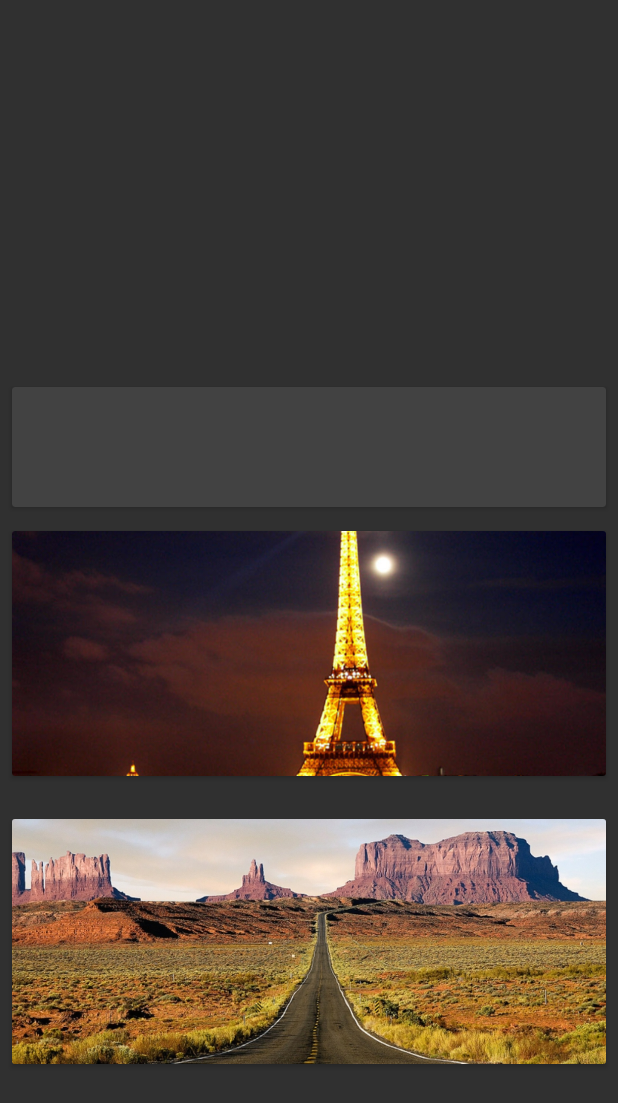
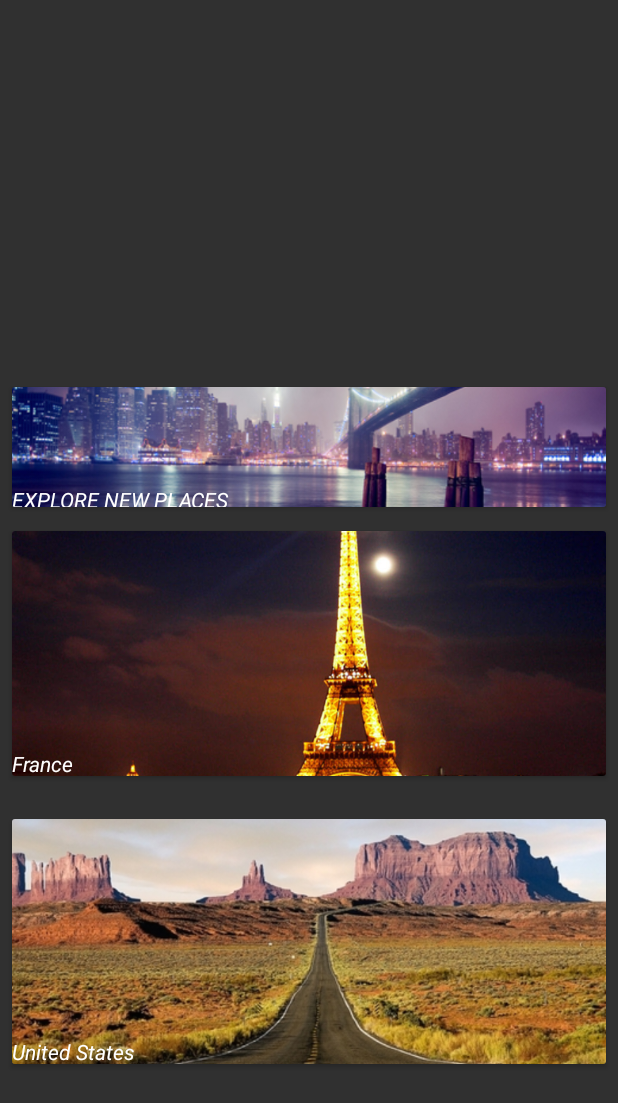
Before and after one commit to AlecksJohanssen/AlecksAssignment, an Android app: the fragment RecyclerViewFragment shown on its own in the app's theme, on a phone screen of 412 x 824 dp. Shown: the top 1103 px of the screen. Run offline under Robolectric (Android 15) with nearby library versions, the phone set to English and light mode, and no system bars; libraries missing offline, so code that uses them is left out: com.github.florent37.materialviewpager; 1 statement that could not run was skipped.

```diff
--- a/app/build.gradle
+++ b/app/build.gradle
@@ -43,4 +43,6 @@ dependencies {
     }
     compile 'com.github.ksoichiro:android-observablescrollview'
     compile 'com.google.code.gson:gson:2.2.+'
+    compile 'com.jakewharton:butterknife:8.0.1'
+
 }
--- a/app/src/main/java/com/example/alecksjohansson/Assignment/BookingFragment.java
+++ b/app/src/main/java/com/example/alecksjohansson/Assignment/BookingFragment.java
@@ -106,7 +106,7 @@ public class BookingFragment extends Fragment implements DatePickerDialog.OnDate
                 now.get(Calendar.MONTH),
                 now.get(Calendar.DAY_OF_MONTH)
         );
-        dpd.setThemeDark(false);
+        dpd.setThemeDark(true);
         dpd.setAccentColor(R.color.purple);
         dpd.show(getActivity().getFragmentManager(), "Datepickerdialog");
         dpd.setStartTitle("From");
--- a/app/src/main/java/com/example/alecksjohansson/Assignment/DatabaseHelper.java
+++ b/app/src/main/java/com/example/alecksjohansson/Assignment/DatabaseHelper.java
@@ -22,7 +22,7 @@ import java.util.List;
 
 public class DatabaseHelper {
 
-    private static final String COLORS_FILE_NAME = "colors.json";
+    private static final String COLORS_FILE_NAME = "places.json";
 
     private static List<DataWrapper> sDataWrapper = new ArrayList<>();
 
--- a/app/src/main/java/com/example/alecksjohansson/Assignment/MainActivity.java
+++ b/app/src/main/java/com/example/alecksjohansson/Assignment/MainActivity.java
@@ -8,8 +8,6 @@ import android.support.v7.app.AppCompatActivity;
 import android.os.Bundle;
 
 public class MainActivity extends AppCompatActivity {
-    private ViewPager mViewPager;
-
     @Override
     protected void onCreate(Bundle savedInstanceState) {
         super.onCreate(savedInstanceState);
--- a/app/src/main/res/layout/list_big.xml
+++ b/app/src/main/res/layout/list_big.xml
@@ -21,6 +21,13 @@
             android:layout_height="match_parent"
             android:src="@drawable/header"
             android:scaleType="centerCrop"/>
+        <TextView
+            android:layout_width="match_parent"
+            android:layout_height="wrap_content"
+            android:text="France"
+            android:textColor="#FFFF"
+            android:textStyle="italic"
+            android:layout_marginTop="145dp"/>
     </android.support.v7.widget.CardView>
 
 
@@ -41,6 +48,13 @@
             android:layout_height="match_parent"
             android:src="@drawable/wallpaper_2"
             android:scaleType="centerCrop"/>
+        <TextView
+            android:layout_width="match_parent"
+            android:layout_height="wrap_content"
+            android:text="United States"
+            android:textColor="#FFFF"
+            android:textStyle="italic"
+            android:layout_marginTop="145dp"/>
     </android.support.v7.widget.CardView>
 
 </FrameLayout>
--- a/app/src/main/res/layout/list_small.xml
+++ b/app/src/main/res/layout/list_small.xml
@@ -15,7 +15,19 @@
         android:layout_marginRight="@dimen/cardMarginHorizontal"
         android:layout_marginTop="@dimen/cardMarginVertical"
         app:cardPreventCornerOverlap="false"
-        app:contentPadding="0dp">
-
+        app:contentPadding="0dp"
+        >
+    <ImageView
+        android:layout_width="match_parent"
+        android:layout_height="match_parent"
+        android:src="@drawable/wallpaper3"
+        android:scaleType="centerCrop"/>
+        <TextView
+            android:layout_width="match_parent"
+            android:layout_height="wrap_content"
+            android:text="EXPLORE NEW PLACES"
+            android:textColor="#FFFF"
+            android:textStyle="italic"
+            android:layout_marginTop="65dp"/>
     </android.support.v7.widget.CardView>
 </FrameLayout>
```
Also changed, not shown: app/src/main/res/drawable/wallpaper1.jpg, app/src/main/res/drawable/wallpaper3.jpg (added), app/src/main/res/drawable/wallpaper_2.jpg. Lines whose indentation alone changed are shown as unchanged.
